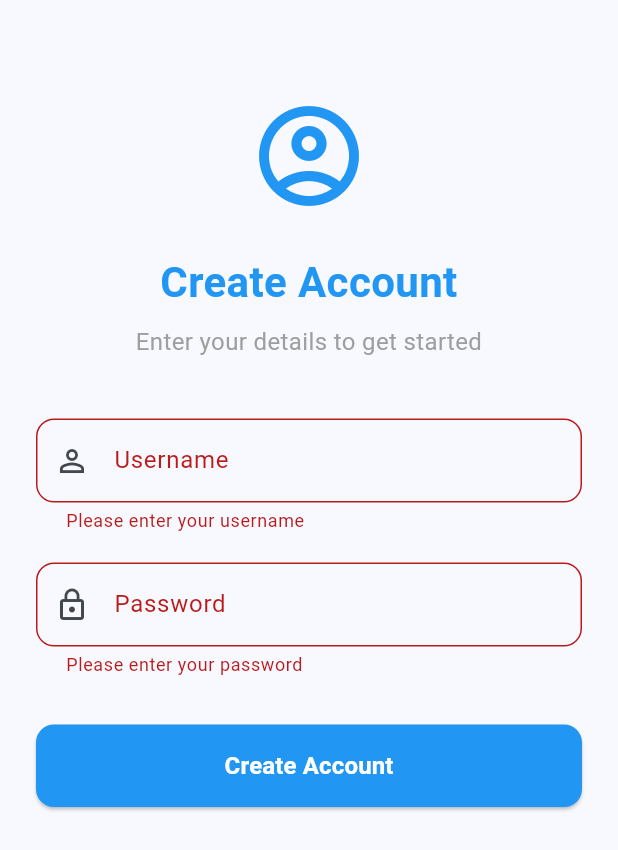
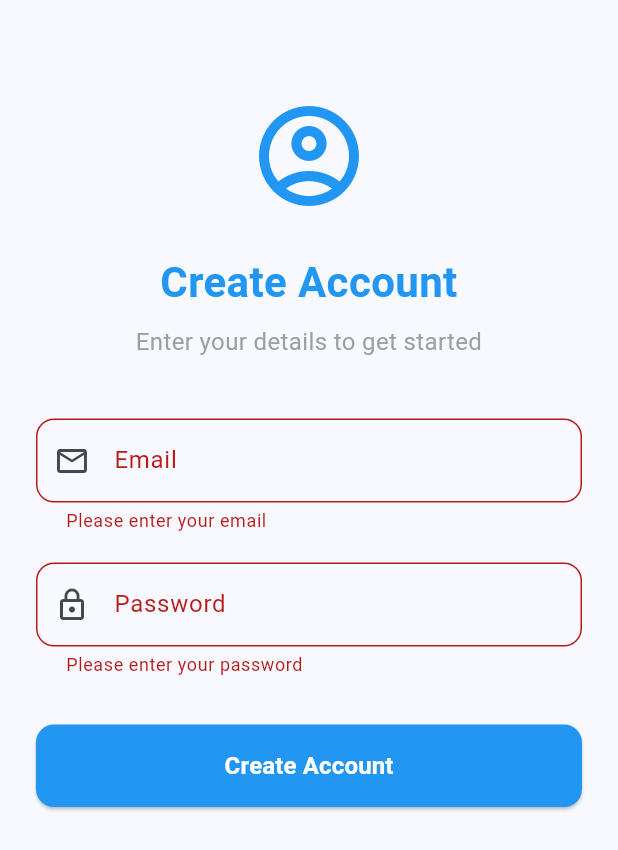
Before and after one commit to abdulsalamdeveloper1999/abdulsalamdeveloper1999-punchin-punchout-flutter-bloc-springboot-postgres, a Flutter app: the screen it shows after launch, after a tap on "Create Account", on a phone screen of 412 x 824 dp. Shown: the top 850 px of the screen. Run offline on Flutter 3.47's test engine with Material 3 defaults, Android fonts, the light colour scheme and no system bars; our stand-ins replace dio, equatable, flutter_bloc, get_it, shared_preferences.

Commit message:
fixed bugs

```diff
--- a/punchin_punchout_system/lib/views/create_account_screen.dart
+++ b/punchin_punchout_system/lib/views/create_account_screen.dart
@@ -11,6 +11,11 @@ class CreateAccountScreen extends StatelessWidget {
   final _formKey = GlobalKey<FormState>();
   final _usernameController = TextEditingController();
   final _passwordController = TextEditingController();
+
+  // Email validation regex
+  final RegExp _emailRegex = RegExp(
+    r'^[a-zA-Z0-9._%+-]+@[a-zA-Z0-9.-]+\.[a-zA-Z]{2,}$',
+  );
 
   @override
   Widget build(BuildContext context) {
@@ -70,13 +75,14 @@ class CreateAccountScreen extends StatelessWidget {
                       textAlign: TextAlign.center,
                     ),
                     const SizedBox(height: 40),
-                    // Username Field
+                    // Email Field (using username controller)
                     TextFormField(
                       controller: _usernameController,
+                      keyboardType: TextInputType.emailAddress,
                       decoration: InputDecoration(
-                        labelText: 'Username',
-                        hintText: 'Enter your username',
-                        prefixIcon: const Icon(Icons.person_outline),
+                        labelText: 'Email',
+                        hintText: 'Enter your email',
+                        prefixIcon: const Icon(Icons.email_outlined),
                         border: OutlineInputBorder(
                           borderRadius: BorderRadius.circular(12),
                         ),
@@ -91,7 +97,10 @@ class CreateAccountScreen extends StatelessWidget {
                       ),
                       validator: (value) {
                         if (value == null || value.isEmpty) {
-                          return 'Please enter your username';
+                          return 'Please enter your email';
+                        }
+                        if (!_emailRegex.hasMatch(value)) {
+                          return 'Please enter a valid email address';
                         }
                         return null;
                       },
```
Also changed, not shown: 1 other file.
